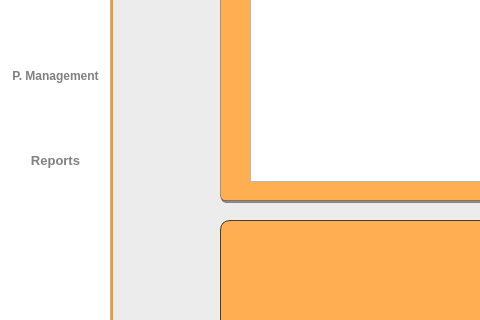
Old version of the form Project SE/ui/homescreen.ui in the repository Patatims/CCSFEN2_Project; both pictures show x 0 to 480 and y 250 to 570 of the 1200 by 801 pixel window.
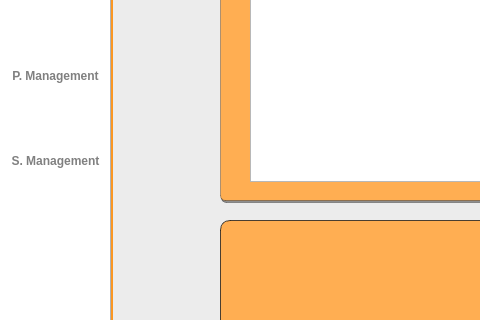
New version of the form. Icons and pictures are not drawn.

```diff
--- a/Project SE/ui/homescreen.ui
+++ b/Project SE/ui/homescreen.ui
@@ -383,35 +383,6 @@
      <set>Qt::AlignCenter</set>
     </property>
    </widget>
-   <widget class="QPushButton" name="reportbtn">
-    <property name="geometry">
-     <rect>
-      <x>15</x>
-      <y>395</y>
-      <width>81</width>
-      <height>31</height>
-     </rect>
-    </property>
-    <property name="styleSheet">
-     <string notr="true">QPushButton{
-    color: rgba(0,0,0, 0.5);
-    font-family: 'Inter';
-    font-size: 13px;
-    font-weight: 500;
-	border:none;
-}
-
-QPushButton:hover{
-color: #FB9722;
-border: 2px solid #FB9722;
-border-radius: 8px;
-background-color: rgba(255, 167, 25, 0.1);
-}</string>
-    </property>
-    <property name="text">
-     <string>Reports</string>
-    </property>
-   </widget>
    <widget class="QPushButton" name="homebtn">
     <property name="geometry">
      <rect>
@@ -1192,6 +1163,35 @@
      <string/>
     </property>
    </widget>
+   <widget class="QPushButton" name="reportbtn">
+    <property name="geometry">
+     <rect>
+      <x>5</x>
+      <y>395</y>
+      <width>101</width>
+      <height>31</height>
+     </rect>
+    </property>
+    <property name="styleSheet">
+     <string notr="true">QPushButton{
+    color: rgba(0,0,0, 0.5);
+    font-family: 'Inter';
+    font-size: 12px;
+    font-weight: 500;
+	border:none;
+}
+
+QPushButton:hover{
+color: #FB9722;
+border: 2px solid #FB9722;
+border-radius: 8px;
+background-color: rgba(255, 167, 25, 0.1);
+}</string>
+    </property>
+    <property name="text">
+     <string>S. Management</string>
+    </property>
+   </widget>
    <zorder>borderbox_6</zorder>
    <zorder>borderbox_5</zorder>
    <zorder>borderbox_4</zorder>
```
Left out of the diff: 2 changed lines with no effect on the pictures.
